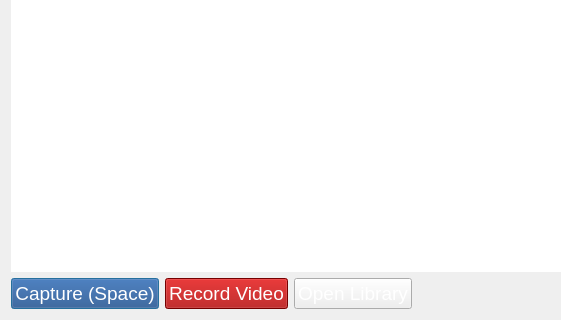
Qt form src/gui/mainwindow.ui (vietanhdev/facecam) before a commit; both pictures show x 0 to 561 and y 263 to 583 of the 981 by 583 pixel window.
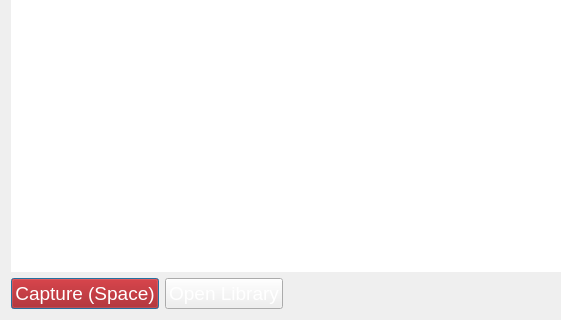
The same form after that commit. Icons and pictures are not drawn.

Commit message: Remove Record button

Diff of the .ui file:
```diff
--- a/src/gui/mainwindow.ui
+++ b/src/gui/mainwindow.ui
@@ -26,7 +26,7 @@
       <item>
        <widget class="QPushButton" name="captureBtn">
         <property name="styleSheet">
-         <string notr="true">background-color: rgb(32, 74, 135);
+         <string notr="true">background-color: rgb(164, 0, 0);
 color: rgb(255, 255, 255);
 font: 57 14pt;</string>
         </property>
@@ -54,28 +54,6 @@
         </property>
        </widget>
       </item>
-      <item>
-       <widget class="QPushButton" name="recordBtn">
-        <property name="styleSheet">
-         <string notr="true">background-color: rgb(164, 0, 0);
-color: rgb(255, 255, 255);
-font: 57 14pt;</string>
-        </property>
-        <property name="text">
-         <string>Record Video</string>
-        </property>
-        <property name="icon">
-         <iconset resource="../../resources.qrc">
-          <normaloff>:/resources/images/record-icon.png</normaloff>:/resources/images/record-icon.png</iconset>
-        </property>
-        <property name="iconSize">
-         <size>
-          <width>32</width>
-          <height>32</height>
-         </size>
-        </property>
-       </widget>
-      </item>
       <item>
        <widget class="QPushButton" name="openLibraryBtn">
         <property name="styleSheet">
```
The commit also changes 2 other files.
